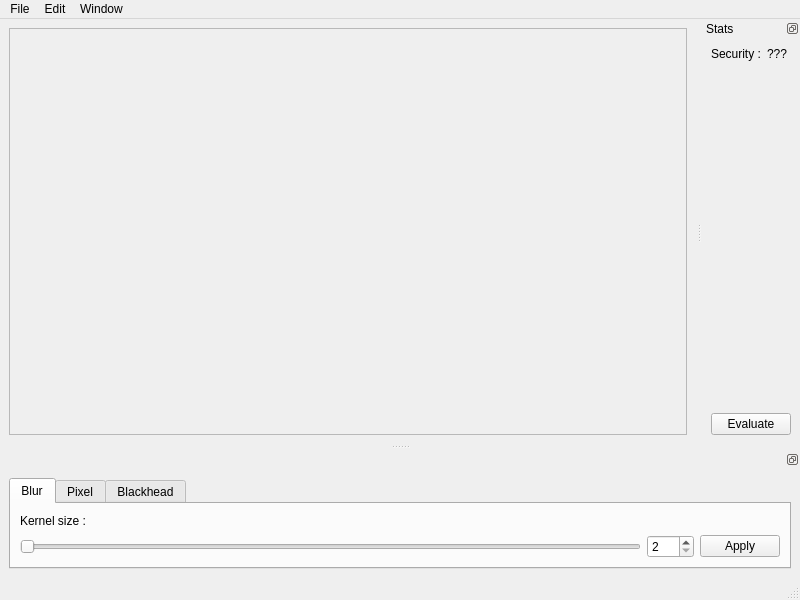
This is src/GUI/MainWindow.ui in AurelienBesnier/Projet-HAI927 as Qt 5 draws it before an edit. The edited form follows.
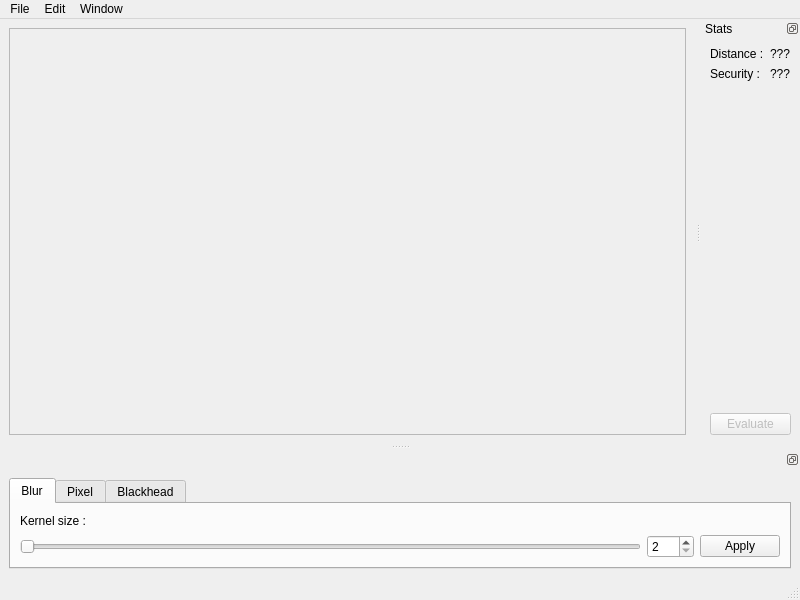
This is the edited form.

Commit message: Add model loading to GUI

Patch:
```diff
--- a/src/GUI/MainWindow.ui
+++ b/src/GUI/MainWindow.ui
@@ -253,7 +253,31 @@
    </attribute>
    <widget class="QWidget" name="dockWidgetContents_2">
     <layout class="QGridLayout" name="gridLayout_7">
+     <item row="4" column="0" colspan="2">
+      <widget class="QPushButton" name="evaluate_button">
+       <property name="enabled">
+        <bool>false</bool>
+       </property>
+       <property name="text">
+        <string>Evaluate</string>
+       </property>
+      </widget>
+     </item>
      <item row="1" column="0">
+      <widget class="QLabel" name="label_4">
+       <property name="text">
+        <string>Security :</string>
+       </property>
+      </widget>
+     </item>
+     <item row="1" column="1">
+      <widget class="QLabel" name="security_label">
+       <property name="text">
+        <string notr="true">???</string>
+       </property>
+      </widget>
+     </item>
+     <item row="3" column="0">
       <spacer name="verticalSpacer">
        <property name="orientation">
         <enum>Qt::Vertical</enum>
@@ -267,23 +291,16 @@
       </spacer>
      </item>
      <item row="0" column="0">
-      <widget class="QLabel" name="label_4">
+      <widget class="QLabel" name="label_5">
        <property name="text">
-        <string>Security :</string>
+        <string>Distance :</string>
        </property>
       </widget>
      </item>
      <item row="0" column="1">
-      <widget class="QLabel" name="security_label">
+      <widget class="QLabel" name="distance_label">
        <property name="text">
-        <string notr="true">???</string>
-       </property>
-      </widget>
-     </item>
-     <item row="2" column="0" colspan="2">
-      <widget class="QPushButton" name="evaluate_button">
-       <property name="text">
-        <string>Evaluate</string>
+        <string>???</string>
        </property>
       </widget>
      </item>
```
Left out of the diff: 2 changed lines with no effect on the pictures. The commit also changes 5 other files.
